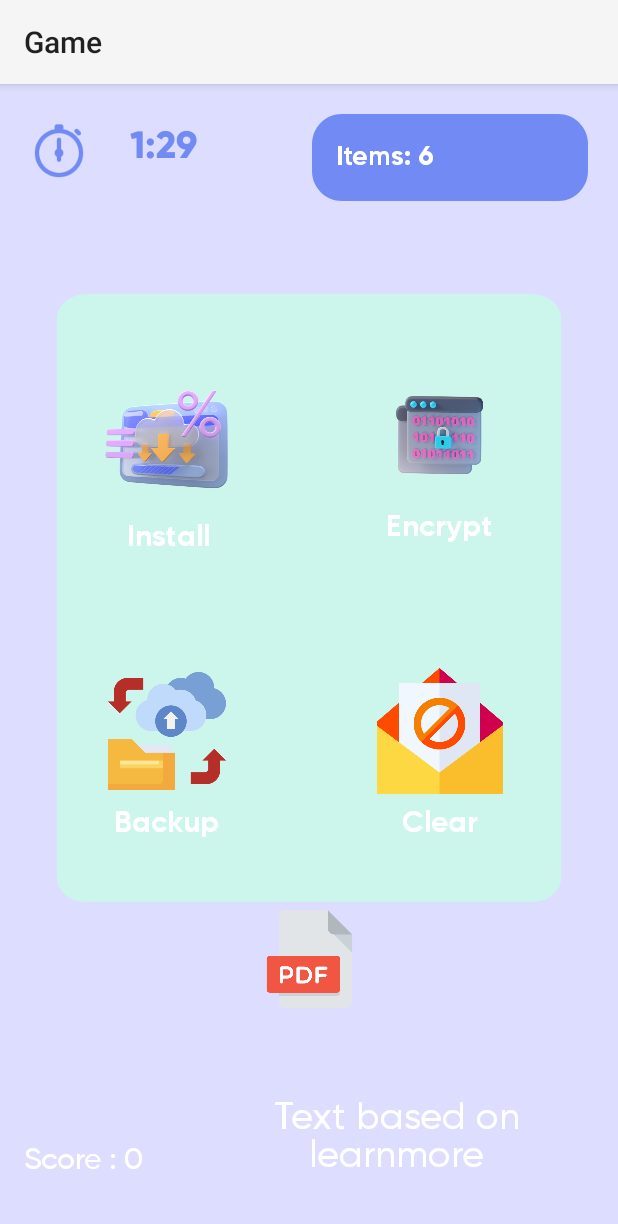
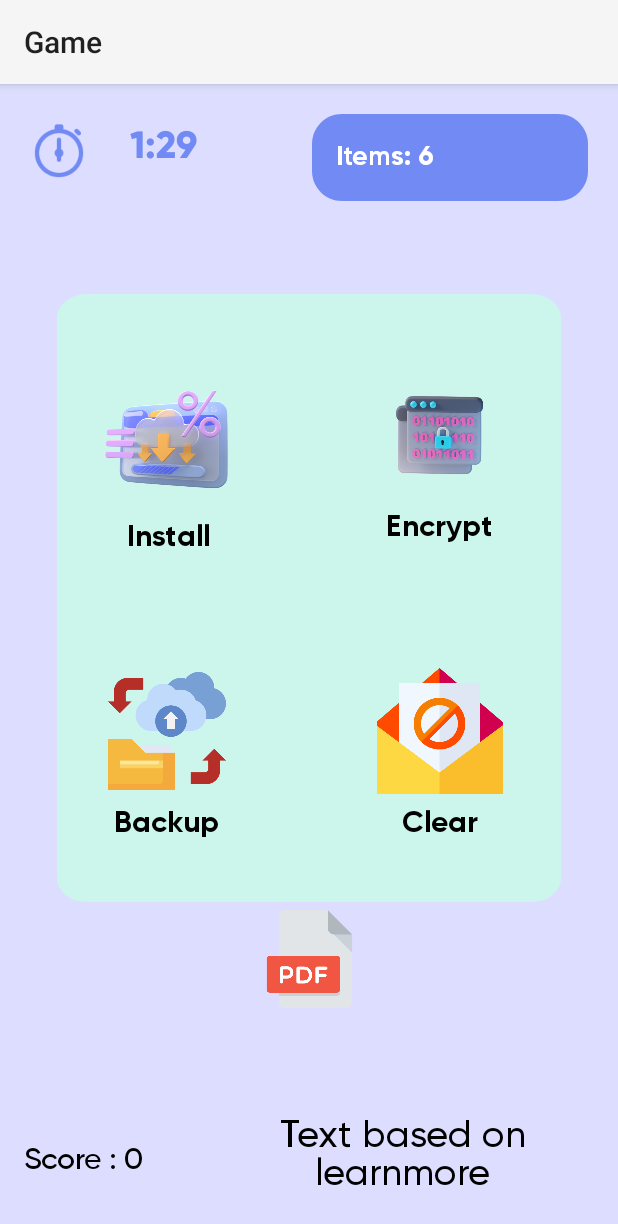
Before and after one commit to TanayK07/Cykids_UIA, an Android app: the levelTwoGame screen opened directly, with no data from a screen before it, on a phone screen of 412 x 824 dp. Shown: the top 1224 px of the screen. Run offline under Robolectric (Android 15) with nearby library versions, the light colour scheme and no system bars.

Commit message:
minor ui

```diff
--- a/app/src/main/res/layout/activity_level_two_game.xml
+++ b/app/src/main/res/layout/activity_level_two_game.xml
@@ -91,7 +91,7 @@
         android:layout_marginEnd="2dp"
         android:fontFamily="@font/gilroyb"
         android:text="Install"
-        android:textColor="@color/white"
+        android:textColor="@color/black"
         android:textSize="20sp"
         app:layout_constraintEnd_toEndOf="@+id/glassbin"
         app:layout_constraintHorizontal_bias="0.421"
@@ -105,7 +105,7 @@
         android:layout_marginTop="5dp"
         android:fontFamily="@font/gilroyb"
         android:text="Backup"
-        android:textColor="@color/white"
+        android:textColor="@color/black"
         android:textSize="20sp"
         app:layout_constraintEnd_toEndOf="@+id/plasticBin"
         app:layout_constraintStart_toStartOf="@+id/plasticBin"
@@ -120,7 +120,7 @@
         android:layout_marginEnd="2dp"
         android:fontFamily="@font/gilroyb"
         android:text="Encrypt"
-        android:textColor="@color/white"
+        android:textColor="@color/black"
         android:textSize="20sp"
         app:layout_constraintEnd_toEndOf="@+id/paperBin"
         app:layout_constraintStart_toStartOf="@+id/paperBin"
@@ -263,7 +263,7 @@
         android:layout_marginTop="5dp"
         android:fontFamily="@font/gilroyb"
         android:text="Clear"
-        android:textColor="@color/white"
+        android:textColor="@color/black"
         android:textSize="20sp"
         app:layout_constraintEnd_toEndOf="@+id/organicBin"
         app:layout_constraintHorizontal_bias="0.51"
@@ -277,7 +277,7 @@
         android:layout_marginStart="16dp"
         android:layout_marginBottom="36dp"
         android:fontFamily="@font/gilroym"
-        android:textColor="@color/white"
+        android:textColor="@color/black"
         android:text="Score : 0"
         android:textSize="20sp"
         app:layout_constraintBottom_toBottomOf="parent"
@@ -315,15 +315,15 @@
         android:layout_width="255dp"
         android:layout_height="80dp"
         android:layout_marginStart="28dp"
-        android:layout_marginBottom="16dp"
+        android:layout_marginBottom="4dp"
         android:fontFamily="@font/gilroym"
         android:text="Text based on learnmore"
         android:textAlignment="center"
+        android:textColor="@color/black"
         android:textSize="25sp"
-        android:textColor="@color/white"
         app:layout_constraintBottom_toBottomOf="parent"
         app:layout_constraintEnd_toEndOf="parent"
-        app:layout_constraintHorizontal_bias="0.047"
+        app:layout_constraintHorizontal_bias="0.238"
         app:layout_constraintStart_toEndOf="@+id/scoreTextView" />
 
 
```
